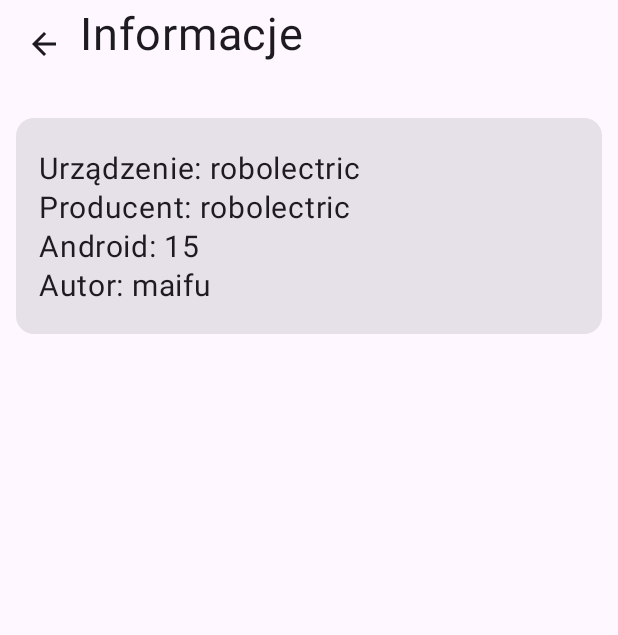
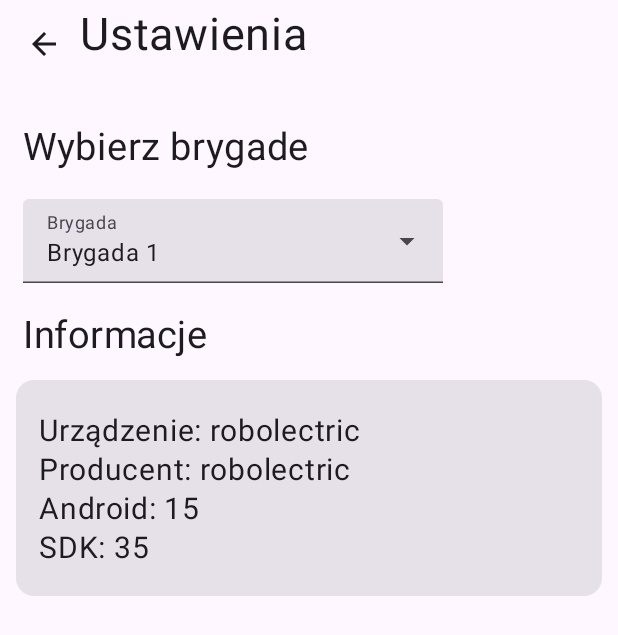
Before and after one commit to Seba65439/PosilkiMaterial3, an Android app built with Jetpack Compose: the InfoScreen screen opened through its navigation route, on a phone screen of 412 x 824 dp. Shown: the top 635 px of the screen. Run offline under Robolectric (Android 15) with nearby library versions, the phone set to English and light mode, and no system bars; our stand-ins replace accompanist; libraries missing offline, so code that uses them is left out: io.paperdb; 4 statements that could not run were skipped.

Commit message:
brigade selection

```diff
--- a/app/src/main/java/pl/maifu/posilki/Posilek.kt
+++ b/app/src/main/java/pl/maifu/posilki/Posilek.kt
@@ -55,9 +55,17 @@ fun menu(flag: Boolean = true) {
                 it.state = true
             }
         }
-        posilki.forEach {
-            var first: LocalDate = LocalDate.of(2023, 2, 6)
-            var second: LocalDate = LocalDate.of(2023, 2, 7)
+        posilki.workday()
+
+    }
+
+}
+
+fun SnapshotStateList<Posilek>.workday() {
+    this.forEach { it.workday = false }
+    this.forEach {
+        var first: LocalDate = Constants.datyRozpoczecia[readFirstDay()]
+        var second: LocalDate = Constants.datyRozpoczecia[readFirstDay()].plusDays(1)
         val date: LocalDate =
             Instant.ofEpochMilli(it.data.time).atZone(ZoneId.systemDefault()).toLocalDate()
         do {
@@ -66,7 +74,12 @@ fun menu(flag: Boolean = true) {
             second = second.plusDays(8)
         } while (second.isBefore(LocalDate.now().plusMonths(1)))
     }
-
 }
 
+fun readFirstDay(): Int {
+    return Paper.book().read("date", 0) ?: 0
 }
+
+fun saveBrigade(brigade: Int) {
+    Paper.book().write("date", brigade)
+}
--- a/app/src/main/java/pl/maifu/posilki/ui/screens/HomeScreen.kt
+++ b/app/src/main/java/pl/maifu/posilki/ui/screens/HomeScreen.kt
@@ -24,7 +24,7 @@ import androidx.compose.foundation.shape.RoundedCornerShape
 import androidx.compose.material.icons.Icons
 import androidx.compose.material.icons.filled.ArrowDropDown
 import androidx.compose.material.icons.filled.Refresh
-import androidx.compose.material.icons.outlined.Info
+import androidx.compose.material.icons.outlined.Settings
 import androidx.compose.material3.Card
 import androidx.compose.material3.CardDefaults
 import androidx.compose.material3.ExperimentalMaterial3Api
@@ -125,7 +125,8 @@ fun HomeScreen(onClick: (String) -> Unit) {
                     onClick("info")
                 }, modifier = Modifier.weight(1f)) {
                     Icon(
-                        imageVector = Icons.Outlined.Info, contentDescription = "Info button"
+                        imageVector = Icons.Outlined.Settings,
+                        contentDescription = "Settings button"
                     )
                 }
             }
--- a/app/src/main/java/pl/maifu/posilki/ui/screens/InfoScreen.kt
+++ b/app/src/main/java/pl/maifu/posilki/ui/screens/InfoScreen.kt
@@ -1,6 +1,7 @@
 package pl.maifu.posilki.ui.screens
 
 import android.os.Build
+import android.util.Log
 import androidx.compose.foundation.layout.Arrangement
 import androidx.compose.foundation.layout.Column
 import androidx.compose.foundation.layout.Row
@@ -13,16 +14,30 @@ import androidx.compose.foundation.verticalScroll
 import androidx.compose.material.icons.Icons
 import androidx.compose.material.icons.outlined.ArrowBack
 import androidx.compose.material3.Card
+import androidx.compose.material3.DropdownMenuItem
+import androidx.compose.material3.ExperimentalMaterial3Api
+import androidx.compose.material3.ExposedDropdownMenuBox
+import androidx.compose.material3.ExposedDropdownMenuDefaults
 import androidx.compose.material3.Icon
 import androidx.compose.material3.IconButton
 import androidx.compose.material3.MaterialTheme
 import androidx.compose.material3.Surface
 import androidx.compose.material3.Text
+import androidx.compose.material3.TextField
 import androidx.compose.runtime.Composable
+import androidx.compose.runtime.getValue
+import androidx.compose.runtime.mutableStateOf
+import androidx.compose.runtime.remember
+import androidx.compose.runtime.setValue
 import androidx.compose.ui.Modifier
 import androidx.compose.ui.unit.dp
 import androidx.compose.ui.unit.sp
+import pl.maifu.posilki.posilki
+import pl.maifu.posilki.readFirstDay
+import pl.maifu.posilki.saveBrigade
+import pl.maifu.posilki.workday
 
+@OptIn(ExperimentalMaterial3Api::class)
 @Composable
 fun InfoScreen(onClick: (String) -> Unit) {
     val isWatch = Build.MODEL == "GLL-AL01"
@@ -49,14 +64,65 @@ fun InfoScreen(onClick: (String) -> Unit) {
                 }
                 if (!isWatch) {
                     Text(
-                        text = "Informacje",
+                        text = "Ustawienia",
                         color = MaterialTheme.colorScheme.onBackground,
                         fontSize = 30.sp
                     )
                 }
 
             }
+            val options = listOf("Brygada 1", "Brygada 2", "Brygada 3", "Brygada 4")
+            var expanded by remember { mutableStateOf(false) }
+            var selectedOptionText by remember { mutableStateOf(options[readFirstDay()]) }
+            Text(
+                text = "Wybierz brygade",
+                fontSize = 25.sp,
+                modifier = Modifier.padding(10.dp),
+                color = MaterialTheme.colorScheme.onSurface
+            )
 
+            ExposedDropdownMenuBox(modifier = Modifier.padding(10.dp),
+                expanded = expanded,
+                onExpandedChange = { expanded = it }) {
+                TextField(
+                    readOnly = true,
+                    value = selectedOptionText,
+                    onValueChange = {},
+                    label = { Text("Brygada") },
+                    colors = ExposedDropdownMenuDefaults.textFieldColors(),
+                    trailingIcon = {
+                        ExposedDropdownMenuDefaults.TrailingIcon(
+                            expanded = expanded
+                        )
+                    },
+                    modifier = Modifier.menuAnchor()
+                )
+                ExposedDropdownMenu(expanded = expanded, onDismissRequest = {
+                    expanded = false
+                }) {
+                    options.forEach { selectionOption ->
+                        DropdownMenuItem(
+                            text = { Text(text = selectionOption) },
+                            onClick = {
+                                selectedOptionText = selectionOption
+                                expanded = false
+                                saveBrigade(options.indexOf(selectionOption))
+                                Log.d("Brigade", "Saved")
+                                posilki.workday()
+                            },
+                            contentPadding = ExposedDropdownMenuDefaults.ItemContentPadding,
+                        )
+                    }
+                }
+            }
+
+
+            Text(
+                text = "Informacje",
+                fontSize = 25.sp,
+                modifier = Modifier.padding(10.dp),
+                color = MaterialTheme.colorScheme.onSurface
+            )
             Card(
                 modifier = Modifier
                     .padding(5.dp)
@@ -84,7 +150,7 @@ fun InfoScreen(onClick: (String) -> Unit) {
                     fontSize = 20.sp
                 )
                 Text(
-                    text = "Autor: maifu",
+                    text = "SDK: ${Build.VERSION.SDK_INT}",
                     modifier = padding,
                     color = MaterialTheme.colorScheme.onSurface,
                     fontSize = 20.sp
--- a/app/src/main/java/pl/maifu/posilki/widget/callback/MealWidgetUpdateCallback.kt
+++ b/app/src/main/java/pl/maifu/posilki/widget/callback/MealWidgetUpdateCallback.kt
@@ -7,13 +7,13 @@ import androidx.glance.appwidget.action.ActionCallback
 import androidx.glance.appwidget.state.updateAppWidgetState
 import pl.maifu.posilki.widget.MealWidget
 
-object MealWidgetUpdateCallback : ActionCallback{
+object MealWidgetUpdateCallback : ActionCallback {
     override suspend fun onAction(
         context: Context,
         glanceId: GlanceId,
         parameters: ActionParameters
     ) {
-        updateAppWidgetState(context, glanceId){}
+        updateAppWidgetState(context, glanceId) {}
         MealWidget.update(context, glanceId)
     }
 
```
Also changed, not shown: app/src/main/java/pl/maifu/posilki/Constants.kt (+8 -0 lines), app/src/main/java/pl/maifu/posilki/widget/MealWidget.kt (+9 -5 lines). Lines whose indentation alone changed are shown as unchanged.
